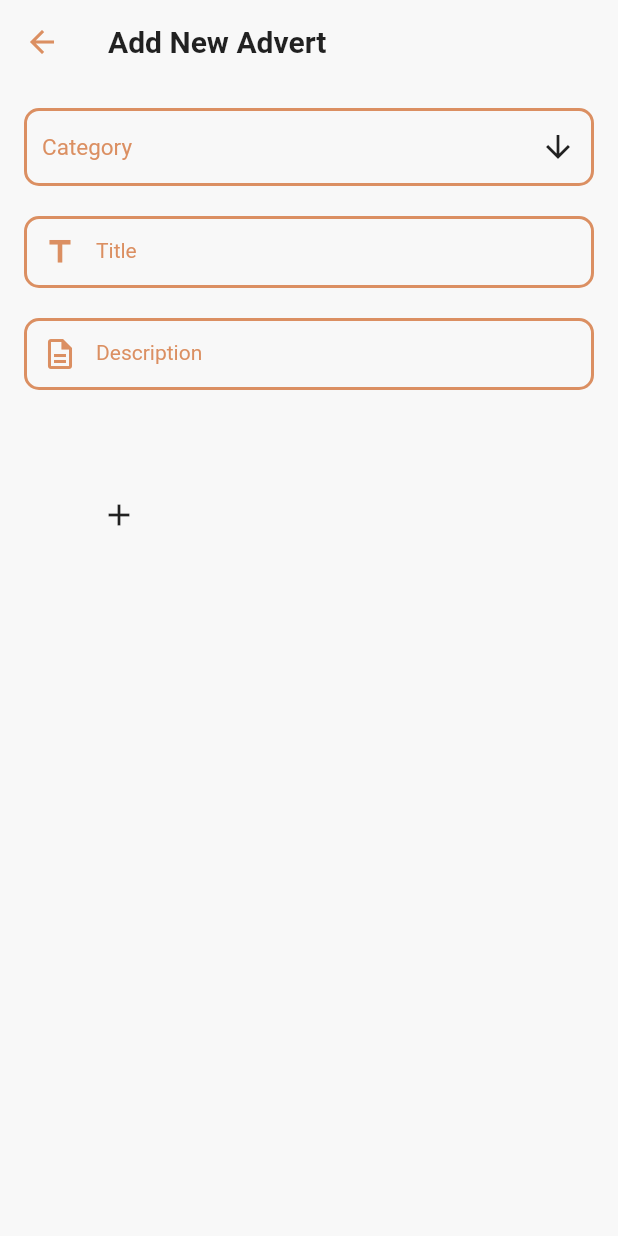
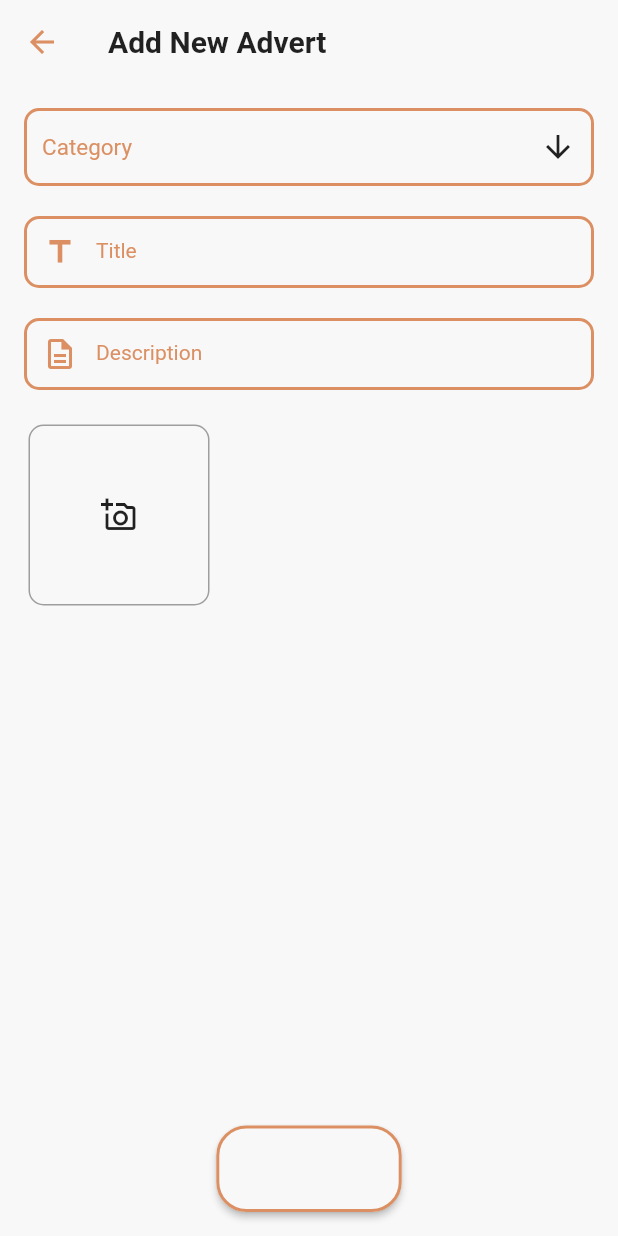
Before and after one commit to Deatsilence/ZeroHunger, a Flutter app: the AddAdvert screen opened by its route, on a phone screen of 412 x 824 dp. Run offline on Flutter 3.47's test engine with Material 2 defaults, Android fonts, the phone set to English and light mode, and no system bars; our stand-ins replace cloud_firestore, firebase_auth, firebase_core, flutter_mobx, image_picker, lottie and 2 more; accounts and stored records are empty; generated files the repository leaves out were written again; statements that could not run were skipped.

Commit message:
add advert screen is making

```diff
--- a/lib/features/screens/add_advert.dart
+++ b/lib/features/screens/add_advert.dart
@@ -1,12 +1,14 @@
 import 'package:flutter/material.dart';
 import 'package:flutter_mobx/flutter_mobx.dart';
 import 'package:zero_hunger/features/constant/texts/text_manager.dart';
+import 'package:zero_hunger/features/init/theme/utility/border_radius_manager.dart';
 import 'package:zero_hunger/features/init/theme/utility/color_manager.dart';
 import 'package:zero_hunger/features/init/theme/utility/font_manager.dart';
 import 'package:zero_hunger/features/init/theme/utility/margin_manager.dart';
 import 'package:zero_hunger/features/init/theme/utility/padding_manager.dart';
 import 'package:zero_hunger/features/init/theme/utility/theme_manager.dart';
 import 'package:zero_hunger/features/viewModel/advert_view_model.dart';
+import 'package:zero_hunger/features/widgets/button/custom_elevated_button.dart';
 import 'package:zero_hunger/features/widgets/dropDown/custom_dropdown.dart';
 import 'package:zero_hunger/features/widgets/textFormField/custom_text_form_field.dart';
 
@@ -47,7 +49,6 @@ class _AddAdvertState extends State<AddAdvert> {
         elevation: 0,
       ),
       body: SafeArea(
-        child: SingleChildScrollView(
         child: Padding(
           padding: ProjectPaddingUtility().normalHorizontalAndVerticalPadding,
           child: SizedBox(
@@ -81,41 +82,64 @@ class _AddAdvertState extends State<AddAdvert> {
                     maxLine: null,
                   ),
                   const SizedBox(height: 20),
-                    Observer(
+                  Expanded(
+                    flex: 1,
+                    child: Observer(
                       builder: (_) {
-                        return Expanded(
-                          child: GridView.builder(
+                        return GridView.builder(
                           gridDelegate: const SliverGridDelegateWithFixedCrossAxisCount(
                             crossAxisCount: 3,
                           ),
                           itemCount: avm.images.length + 1,
                           itemBuilder: (BuildContext context, int index) {
                             return index == 0
-                                  ? Center(
-                                      child: IconButton(
-                                        onPressed: () => setState(() {
-                                          avm.chooseImage();
-                                        }),
-                                        icon: const Icon(Icons.add_outlined),
+                                ? InkWell(
+                                    onTap: () => avm.chooseImage(),
+                                    child: Container(
+                                      margin: ProjectMarginUtility().advertImagesAllMargin,
+                                      decoration: BoxDecoration(
+                                        border: Border.all(
+                                          color: ProjectColorsUtility.grey,
+                                          width: 1,
+                                        ),
+                                        borderRadius: ProjectBorderRadiusUtility().normalBorderRadius,
+                                      ),
+                                      child: const Center(
+                                        child: Icon(Icons.add_a_photo_outlined),
+                                      ),
                                     ),
                                   )
                                 : Container(
                                     margin: ProjectMarginUtility().advertImagesAllMargin,
                                     decoration: BoxDecoration(
+                                      border: Border.all(
+                                        color: ProjectColorsUtility.grey,
+                                        width: 1,
+                                      ),
+                                      borderRadius: ProjectBorderRadiusUtility().normalBorderRadius,
                                       image: DecorationImage(
                                         image: FileImage(
                                           avm.images[index - 1],
                                         ),
+                                        fit: BoxFit.cover,
                                       ),
                                     ),
                                   );
                           },
-                          ),
                         );
                       },
                     ),
+                  ),
+                  const SizedBox(height: 20),
+                  SizedBox(
+                    width: MediaQuery.of(context).size.width * 0.3,
+                    height: MediaQuery.of(context).size.height * 0.07,
+                    child: customElevatedButton(
+                      context: context,
+                      onPressed: () {},
+                    ),
+                  ),
                 ],
-                ),
               ),
             ),
           ),
--- a/lib/features/viewModel/advert_view_model.dart
+++ b/lib/features/viewModel/advert_view_model.dart
@@ -24,7 +24,7 @@ abstract class _AdvertViewModelBase with Store {
   String? value;
 
   @observable
-  List<File> images = List.empty(growable: true);
+  ObservableList<File> images = ObservableList<File>();
 
   @observable
   ImagePicker picker = ImagePicker();
--- a/lib/features/widgets/button/custom_elevated_button.dart
+++ b/lib/features/widgets/button/custom_elevated_button.dart
@@ -17,6 +17,10 @@ ElevatedButton customElevatedButton({
       backgroundColor: backgroundColor,
       foregroundColor: foregroundColor,
       shape: RoundedRectangleBorder(
+        side: const BorderSide(
+          color: ProjectColorsUtility.eveningStar,
+          width: 2,
+        ),
         borderRadius: ProjectBorderRadiusUtility().buttonBorderRadius,
       ),
     ),
```
Also changed, not shown: lib/features/viewModel/advert_view_model.g.dart. Lines whose indentation alone changed are shown as unchanged.
